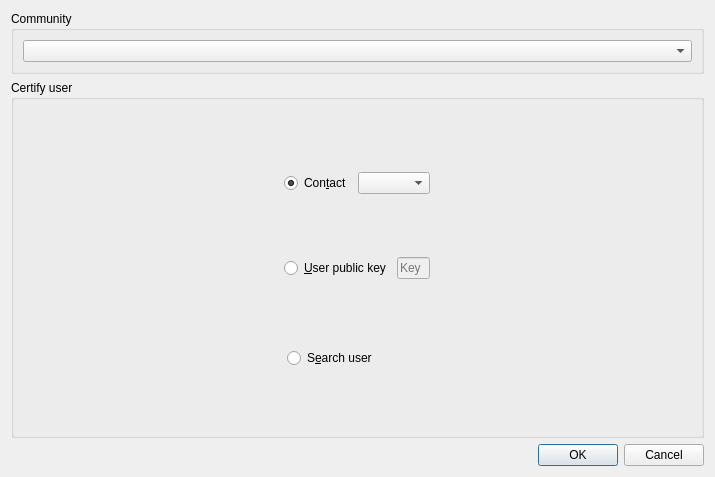
Old version of the form res/ui/certification.ui in the repository duniter/sakia.
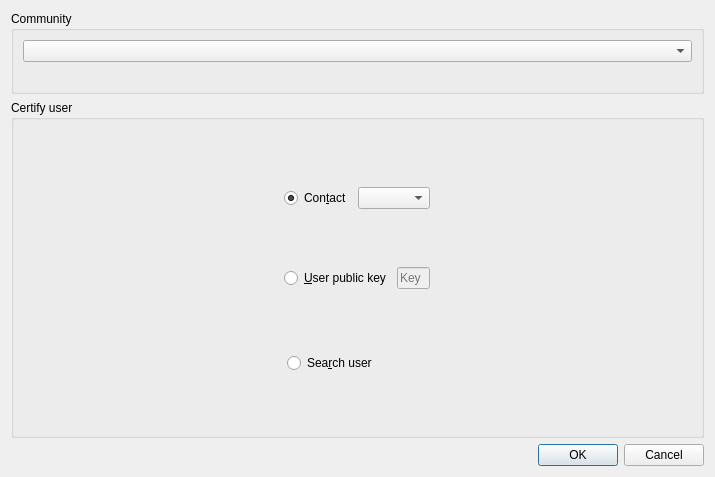
New version of the form. Custom widgets are drawn as their Qt base class.

Commit message: Add label for certifications stock

Diff of the .ui file:
```diff
--- a/res/ui/certification.ui
+++ b/res/ui/certification.ui
@@ -25,10 +25,17 @@
      <property name="title">
       <string>Community</string>
      </property>
-     <layout class="QHBoxLayout" name="horizontalLayout_4">
+     <layout class="QVBoxLayout" name="verticalLayout_2">
       <item>
        <widget class="QComboBox" name="combo_community"/>
       </item>
+      <item>
+       <widget class="QLabel" name="label_cert_stock">
+        <property name="text">
+         <string/>
+        </property>
+       </widget>
+      </item>
      </layout>
     </widget>
    </item>
@@ -158,7 +165,7 @@
              </sizepolicy>
             </property>
             <property name="text">
-             <string>S&amp;earch user</string>
+             <string>Sea&amp;rch user</string>
             </property>
            </widget>
           </item>
```
